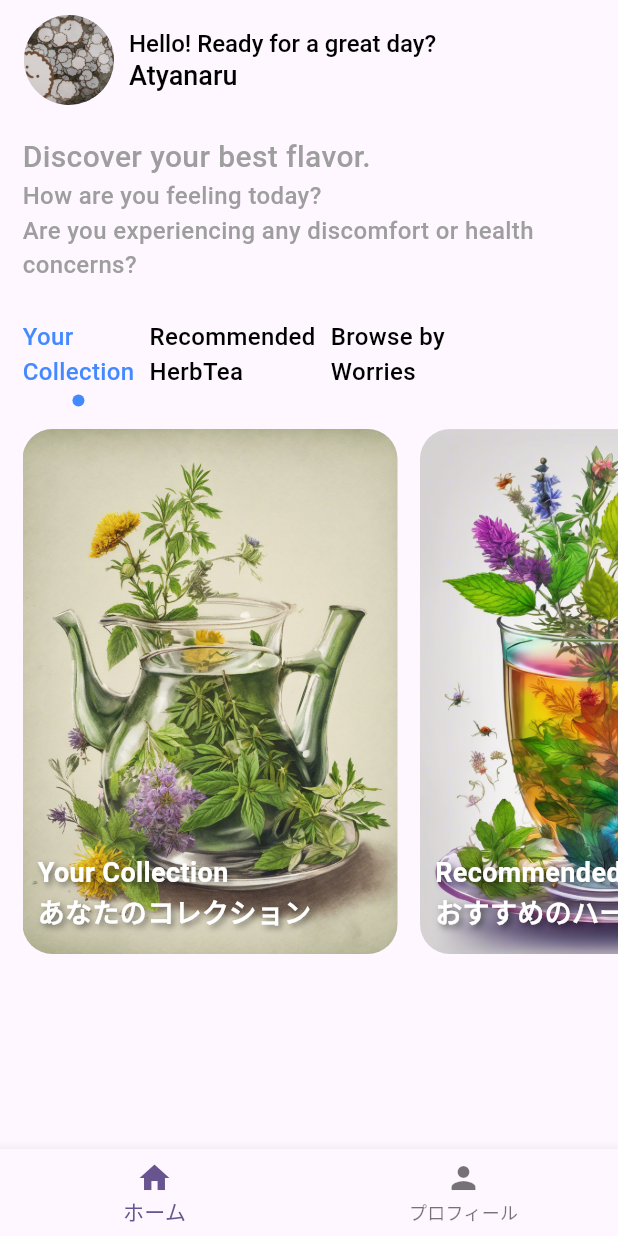
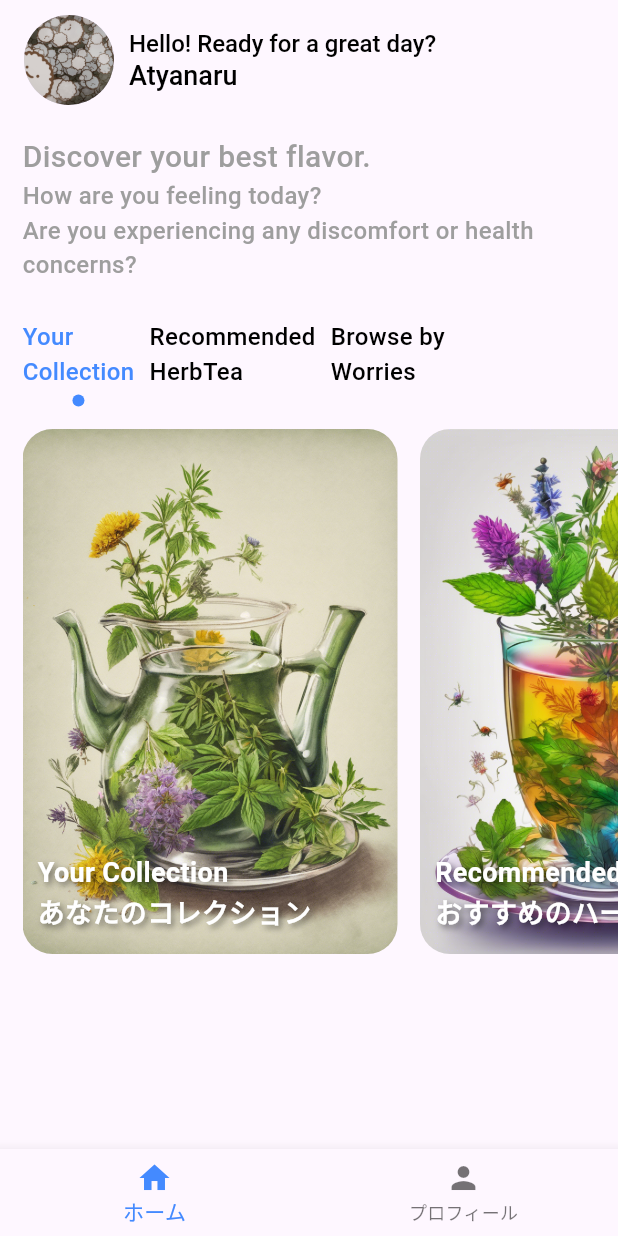
Before and after one commit to usuiayaka/fluterMock, a Flutter app: the screen it shows after launch, on a phone screen of 412 x 824 dp. Run offline on Flutter 3.47's test engine with Material 3 defaults, Android fonts, the phone set to English and light mode, and no system bars.

Commit message:
下部ナビゲーションアクティブ時の色変更

```diff
--- a/lib/components/BottomNavigationBar.dart
+++ b/lib/components/BottomNavigationBar.dart
@@ -13,6 +13,7 @@ class CustomBottomNavigationBar extends StatelessWidget {
     return BottomNavigationBar(
       currentIndex: currentIndex,
       onTap: onTap,
+      selectedItemColor: Colors.blueAccent,
       items: const [
         BottomNavigationBarItem(icon: Icon(Icons.home), label: "ホーム"),
         BottomNavigationBarItem(icon: Icon(Icons.person), label: "プロフィール"),
```
